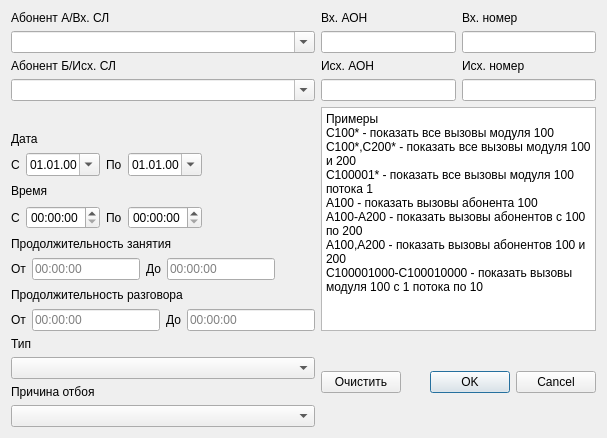
This is filterdialog.ui in Genrikh302/MTA as Qt 5 draws it before an edit. The edited form follows.
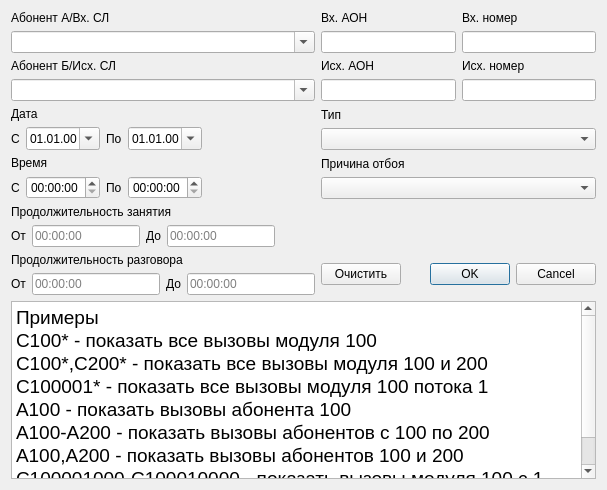
This is the edited form. Custom widgets are drawn as their Qt base class.

```diff
--- a/filterdialog.ui
+++ b/filterdialog.ui
@@ -7,7 +7,7 @@
     <x>0</x>
     <y>0</y>
     <width>607</width>
-    <height>438</height>
+    <height>490</height>
    </rect>
   </property>
   <property name="windowTitle">
@@ -23,6 +23,44 @@
    <bool>false</bool>
   </property>
   <layout class="QGridLayout" name="gridLayout">
+   <item row="0" column="0">
+    <layout class="QVBoxLayout" name="verticalLayout">
+     <item>
+      <widget class="QLabel" name="abinlabel">
+       <property name="text">
+        <string>Абонент А/Вх. СЛ</string>
+       </property>
+      </widget>
+     </item>
+     <item>
+      <widget class="QFilterComboBox" name="abin">
+       <property name="inputMethodHints">
+        <set>Qt::ImhNone</set>
+       </property>
+       <property name="editable">
+        <bool>true</bool>
+       </property>
+       <property name="duplicatesEnabled">
+        <bool>true</bool>
+       </property>
+      </widget>
+     </item>
+     <item>
+      <widget class="QLabel" name="aboutlabel">
+       <property name="text">
+        <string>Абонент Б/Исх. СЛ</string>
+       </property>
+      </widget>
+     </item>
+     <item>
+      <widget class="QFilterComboBox" name="about">
+       <property name="editable">
+        <bool>true</bool>
+       </property>
+      </widget>
+     </item>
+    </layout>
+   </item>
    <item row="0" column="1">
     <layout class="QGridLayout" name="gridLayout_4">
      <item row="2" column="1">
@@ -67,100 +105,14 @@
      </item>
     </layout>
    </item>
-   <item row="9" column="0">
-    <layout class="QHBoxLayout" name="horizontalLayout_4">
-     <item>
-      <widget class="QLabel" name="talklenfromlabel">
-       <property name="text">
-        <string>От</string>
-       </property>
-      </widget>
-     </item>
-     <item>
-      <widget class="QLineEdit" name="talklenfrom">
-       <property name="inputMask">
-        <string/>
-       </property>
-       <property name="placeholderText">
-        <string>00:00:00</string>
-       </property>
-      </widget>
-     </item>
-     <item>
-      <widget class="QLabel" name="talklentolabel">
-       <property name="text">
-        <string>До</string>
-       </property>
-      </widget>
-     </item>
-     <item>
-      <widget class="QLineEdit" name="talklento">
-       <property name="inputMask">
-        <string/>
-       </property>
-       <property name="text">
-        <string/>
-       </property>
-       <property name="placeholderText">
-        <string>00:00:00</string>
-       </property>
-      </widget>
-     </item>
-    </layout>
-   </item>
-   <item row="4" column="0">
-    <widget class="QLabel" name="timelabel">
+   <item row="1" column="0">
+    <widget class="QLabel" name="datelabel">
      <property name="text">
-      <string>Время</string>
+      <string>Дата</string>
      </property>
     </widget>
    </item>
-   <item row="5" column="0">
-    <layout class="QHBoxLayout" name="horizontalLayout_2">
-     <item>
-      <widget class="QLabel" name="timesincelanel">
-       <property name="text">
-        <string>С</string>
-       </property>
-      </widget>
-     </item>
-     <item>
-      <widget class="QTimeEdit" name="timesince">
-       <property name="displayFormat">
-        <string>hh:mm:ss</string>
-       </property>
-      </widget>
-     </item>
-     <item>
-      <widget class="QLabel" name="timetolable">
-       <property name="text">
-        <string>По</string>
-       </property>
-      </widget>
-     </item>
-     <item>
-      <widget class="QTimeEdit" name="timeto">
-       <property name="displayFormat">
-        <string>hh:mm:ss</string>
-       </property>
-      </widget>
-     </item>
-     <item>
-      <spacer name="horizontalSpacer">
-       <property name="orientation">
-        <enum>Qt::Horizontal</enum>
-       </property>
-       <property name="sizeHint" stdset="0">
-        <size>
-         <width>40</width>
-         <height>20</height>
-        </size>
-       </property>
-      </spacer>
-     </item>
-    </layout>
-   </item>
-   <item row="10" column="0">
+   <item row="1" column="1" rowspan="4">
     <layout class="QGridLayout" name="gridLayout_3">
      <item row="0" column="0">
       <widget class="QLabel" name="typelabel">
@@ -197,14 +149,7 @@
      </item>
     </layout>
    </item>
-   <item row="8" column="0">
-    <widget class="QLabel" name="talklenlabel">
-     <property name="text">
-      <string>Продолжительность разговора</string>
-     </property>
-    </widget>
-   </item>
-   <item row="3" column="0">
+   <item row="2" column="0">
     <layout class="QHBoxLayout" name="horizontalLayout">
      <item>
       <widget class="QLabel" name="datesincelabel">
@@ -263,83 +208,66 @@
      </item>
     </layout>
    </item>
-   <item row="10" column="1">
-    <layout class="QHBoxLayout" name="horizontalLayout_5">
-     <item>
-      <widget class="QPushButton" name="clearbutton">
-       <property name="text">
-        <string>Очистить</string>
-       </property>
-      </widget>
-     </item>
-     <item>
-      <widget class="QDialogButtonBox" name="buttonBox">
-       <property name="layoutDirection">
-        <enum>Qt::LeftToRight</enum>
-       </property>
-       <property name="orientation">
-        <enum>Qt::Horizontal</enum>
-       </property>
-       <property name="standardButtons">
-        <set>QDialogButtonBox::Cancel|QDialogButtonBox::Ok</set>
-       </property>
-      </widget>
-     </item>
-    </layout>
-   </item>
-   <item row="2" column="0">
-    <widget class="QLabel" name="datelabel">
+   <item row="3" column="0">
+    <widget class="QLabel" name="timelabel">
      <property name="text">
-      <string>Дата</string>
+      <string>Время</string>
      </property>
     </widget>
    </item>
-   <item row="6" column="0">
+   <item row="4" column="0">
+    <layout class="QHBoxLayout" name="horizontalLayout_2">
+     <item>
+      <widget class="QLabel" name="timesincelanel">
+       <property name="text">
+        <string>С</string>
+       </property>
+      </widget>
+     </item>
+     <item>
+      <widget class="QTimeEdit" name="timesince">
+       <property name="displayFormat">
+        <string>hh:mm:ss</string>
+       </property>
+      </widget>
+     </item>
+     <item>
+      <widget class="QLabel" name="timetolable">
+       <property name="text">
+        <string>По</string>
+       </property>
+      </widget>
+     </item>
+     <item>
+      <widget class="QTimeEdit" name="timeto">
+       <property name="displayFormat">
+        <string>hh:mm:ss</string>
+       </property>
+      </widget>
+     </item>
+     <item>
+      <spacer name="horizontalSpacer">
+       <property name="orientation">
+        <enum>Qt::Horizontal</enum>
+       </property>
+       <property name="sizeHint" stdset="0">
+        <size>
+         <width>40</width>
+         <height>20</height>
+        </size>
+       </property>
+      </spacer>
+     </item>
+    </layout>
+   </item>
+   <item row="5" column="0">
     <widget class="QLabel" name="busylenlabel">
      <property name="text">
       <string>Продолжительность занятия</string>
      </property>
     </widget>
    </item>
-   <item row="0" column="0">
-    <layout class="QVBoxLayout" name="verticalLayout">
-     <item>
-      <widget class="QLabel" name="abinlabel">
-       <property name="text">
-        <string>Абонент А/Вх. СЛ</string>
-       </property>
-      </widget>
-     </item>
-     <item>
-      <widget class="QFilterComboBox" name="abin">
-       <property name="inputMethodHints">
-        <set>Qt::ImhNone</set>
-       </property>
-       <property name="editable">
-        <bool>true</bool>
-       </property>
-       <property name="duplicatesEnabled">
-        <bool>true</bool>
-       </property>
-      </widget>
-     </item>
-     <item>
-      <widget class="QLabel" name="aboutlabel">
-       <property name="text">
-        <string>Абонент Б/Исх. СЛ</string>
-       </property>
-      </widget>
-     </item>
-     <item>
-      <widget class="QFilterComboBox" name="about">
-       <property name="editable">
-        <bool>true</bool>
-       </property>
-      </widget>
-     </item>
-    </layout>
-   </item>
-   <item row="7" column="0">
+   <item row="6" column="0">
     <layout class="QHBoxLayout" name="horizontalLayout_3">
      <item>
       <widget class="QLabel" name="busyfromlabel">
@@ -393,7 +321,79 @@
      </item>
     </layout>
    </item>
-   <item row="1" column="1" rowspan="9">
+   <item row="7" column="0">
+    <widget class="QLabel" name="talklenlabel">
+     <property name="text">
+      <string>Продолжительность разговора</string>
+     </property>
+    </widget>
+   </item>
+   <item row="7" column="1" rowspan="2">
+    <layout class="QHBoxLayout" name="horizontalLayout_5">
+     <item>
+      <widget class="QPushButton" name="clearbutton">
+       <property name="text">
+        <string>Очистить</string>
+       </property>
+      </widget>
+     </item>
+     <item>
+      <widget class="QDialogButtonBox" name="buttonBox">
+       <property name="layoutDirection">
+        <enum>Qt::LeftToRight</enum>
+       </property>
+       <property name="orientation">
+        <enum>Qt::Horizontal</enum>
+       </property>
+       <property name="standardButtons">
+        <set>QDialogButtonBox::Cancel|QDialogButtonBox::Ok</set>
+       </property>
+      </widget>
+     </item>
+    </layout>
+   </item>
+   <item row="8" column="0">
+    <layout class="QHBoxLayout" name="horizontalLayout_4">
+     <item>
+      <widget class="QLabel" name="talklenfromlabel">
+       <property name="text">
+        <string>От</string>
+       </property>
+      </widget>
+     </item>
+     <item>
+      <widget class="QLineEdit" name="talklenfrom">
+       <property name="inputMask">
+        <string/>
+       </property>
+       <property name="placeholderText">
+        <string>00:00:00</string>
+       </property>
+      </widget>
+     </item>
+     <item>
+      <widget class="QLabel" name="talklentolabel">
+       <property name="text">
+        <string>До</string>
+       </property>
+      </widget>
+     </item>
+     <item>
+      <widget class="QLineEdit" name="talklento">
+       <property name="inputMask">
+        <string/>
+       </property>
+       <property name="text">
+        <string/>
+       </property>
+       <property name="placeholderText">
+        <string>00:00:00</string>
+       </property>
+      </widget>
+     </item>
+    </layout>
+   </item>
+   <item row="9" column="0" colspan="2">
     <widget class="QTextEdit" name="textEdit">
      <property name="readOnly">
       <bool>true</bool>
@@ -402,15 +402,15 @@
       <string>&lt;!DOCTYPE HTML PUBLIC &quot;-//W3C//DTD HTML 4.0//EN&quot; &quot;http://www.w3.org/TR/REC-html40/strict.dtd&quot;&gt;
 &lt;html&gt;&lt;head&gt;&lt;meta name=&quot;qrichtext&quot; content=&quot;1&quot; /&gt;&lt;style type=&quot;text/css&quot;&gt;
 p, li { white-space: pre-wrap; }
-&lt;/style&gt;&lt;/head&gt;&lt;body style=&quot; font-family:'Sans Serif'; font-size:9pt; font-weight:400; font-style:normal;&quot;&gt;
-&lt;p style=&quot; margin-top:0px; margin-bottom:0px; margin-left:0px; margin-right:0px; -qt-block-indent:0; text-indent:0px;&quot;&gt;&lt;span style=&quot; font-family:'.Helvetica Neue DeskInterface';&quot;&gt;Примеры&lt;/span&gt;&lt;/p&gt;
-&lt;p style=&quot; margin-top:0px; margin-bottom:0px; margin-left:0px; margin-right:0px; -qt-block-indent:0; text-indent:0px;&quot;&gt;&lt;span style=&quot; font-family:'.Helvetica Neue DeskInterface';&quot;&gt;С100* - показать все вызовы модуля 100&lt;/span&gt;&lt;/p&gt;
-&lt;p style=&quot; margin-top:0px; margin-bottom:0px; margin-left:0px; margin-right:0px; -qt-block-indent:0; text-indent:0px;&quot;&gt;&lt;span style=&quot; font-family:'.Helvetica Neue DeskInterface';&quot;&gt;С100*,С200* - показать все вызовы модуля 100 и 200&lt;/span&gt;&lt;/p&gt;
-&lt;p style=&quot; margin-top:0px; margin-bottom:0px; margin-left:0px; margin-right:0px; -qt-block-indent:0; text-indent:0px;&quot;&gt;&lt;span style=&quot; font-family:'.Helvetica Neue DeskInterface';&quot;&gt;C100001* - показать все вызовы модуля 100 потока 1&lt;/span&gt;&lt;/p&gt;
-&lt;p style=&quot; margin-top:0px; margin-bottom:0px; margin-left:0px; margin-right:0px; -qt-block-indent:0; text-indent:0px;&quot;&gt;&lt;span style=&quot; font-family:'.Helvetica Neue DeskInterface';&quot;&gt;A100 - показать вызовы абонента 100&lt;/span&gt;&lt;/p&gt;
-&lt;p style=&quot; margin-top:0px; margin-bottom:0px; margin-left:0px; margin-right:0px; -qt-block-indent:0; text-indent:0px;&quot;&gt;&lt;span style=&quot; font-family:'.Helvetica Neue DeskInterface';&quot;&gt;A100-A200 - показать вызовы абонентов с 100 по 200&lt;/span&gt;&lt;/p&gt;
-&lt;p style=&quot; margin-top:0px; margin-bottom:0px; margin-left:0px; margin-right:0px; -qt-block-indent:0; text-indent:0px;&quot;&gt;&lt;span style=&quot; font-family:'.Helvetica Neue DeskInterface';&quot;&gt;A100,A200 - показать вызовы абонентов 100 и 200&lt;/span&gt;&lt;/p&gt;
-&lt;p style=&quot; margin-top:0px; margin-bottom:0px; margin-left:0px; margin-right:0px; -qt-block-indent:0; text-indent:0px;&quot;&gt;&lt;span style=&quot; font-family:'.Helvetica Neue DeskInterface';&quot;&gt;С100001000-С100010000 - показать вызовы модуля 100 с 1 потока по 10&lt;/span&gt;&lt;/p&gt;&lt;/body&gt;&lt;/html&gt;</string>
+&lt;/style&gt;&lt;/head&gt;&lt;body style=&quot; font-family:'.Helvetica Neue DeskInterface'; font-size:13pt; font-weight:400; font-style:normal;&quot;&gt;
+&lt;p style=&quot; margin-top:0px; margin-bottom:0px; margin-left:0px; margin-right:0px; -qt-block-indent:0; text-indent:0px;&quot;&gt;&lt;span style=&quot; font-size:14pt;&quot;&gt;Примеры&lt;/span&gt;&lt;/p&gt;
+&lt;p style=&quot; margin-top:0px; margin-bottom:0px; margin-left:0px; margin-right:0px; -qt-block-indent:0; text-indent:0px;&quot;&gt;&lt;span style=&quot; font-size:14pt;&quot;&gt;С100* - показать все вызовы модуля 100&lt;/span&gt;&lt;/p&gt;
+&lt;p style=&quot; margin-top:0px; margin-bottom:0px; margin-left:0px; margin-right:0px; -qt-block-indent:0; text-indent:0px;&quot;&gt;&lt;span style=&quot; font-size:14pt;&quot;&gt;С100*,С200* - показать все вызовы модуля 100 и 200&lt;/span&gt;&lt;/p&gt;
+&lt;p style=&quot; margin-top:0px; margin-bottom:0px; margin-left:0px; margin-right:0px; -qt-block-indent:0; text-indent:0px;&quot;&gt;&lt;span style=&quot; font-size:14pt;&quot;&gt;C100001* - показать все вызовы модуля 100 потока 1&lt;/span&gt;&lt;/p&gt;
+&lt;p style=&quot; margin-top:0px; margin-bottom:0px; margin-left:0px; margin-right:0px; -qt-block-indent:0; text-indent:0px;&quot;&gt;&lt;span style=&quot; font-size:14pt;&quot;&gt;A100 - показать вызовы абонента 100&lt;/span&gt;&lt;/p&gt;
+&lt;p style=&quot; margin-top:0px; margin-bottom:0px; margin-left:0px; margin-right:0px; -qt-block-indent:0; text-indent:0px;&quot;&gt;&lt;span style=&quot; font-size:14pt;&quot;&gt;A100-A200 - показать вызовы абонентов с 100 по 200&lt;/span&gt;&lt;/p&gt;
+&lt;p style=&quot; margin-top:0px; margin-bottom:0px; margin-left:0px; margin-right:0px; -qt-block-indent:0; text-indent:0px;&quot;&gt;&lt;span style=&quot; font-size:14pt;&quot;&gt;A100,A200 - показать вызовы абонентов 100 и 200&lt;/span&gt;&lt;/p&gt;
+&lt;p style=&quot; margin-top:0px; margin-bottom:0px; margin-left:0px; margin-right:0px; -qt-block-indent:0; text-indent:0px;&quot;&gt;&lt;span style=&quot; font-size:14pt;&quot;&gt;С100001000-С100010000 - показать вызовы модуля 100 с 1 потока по 10&lt;/span&gt;&lt;/p&gt;&lt;/body&gt;&lt;/html&gt;</string>
      </property>
      <property name="placeholderText">
       <string/>
```
